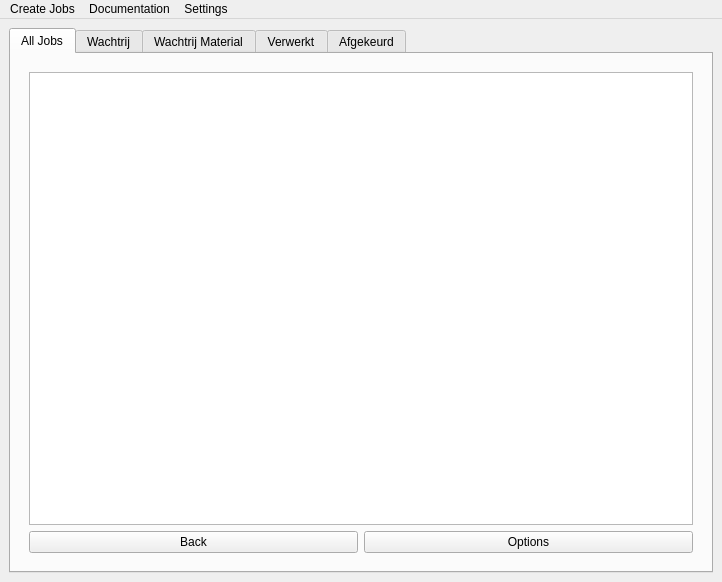
Before: the Qt Designer form laser/ui/laser_main_window.ui in GijsGroote/creator_administrator, drawn with Qt 5.
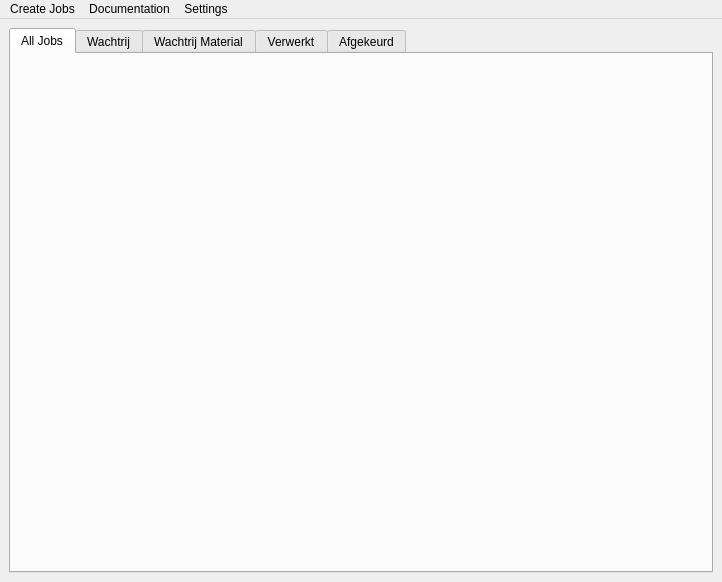
After: the same form once the commit is applied. The open tabs and pages were chosen to show the change. Custom widgets are drawn as their Qt base class.

```diff
--- a/laser/ui/laser_main_window.ui
+++ b/laser/ui/laser_main_window.ui
@@ -67,29 +67,7 @@
              </layout>
             </widget>
             <widget class="QWidget" name="jobPage">
-             <layout class="QVBoxLayout" name="verticalLayout_13">
-              <item>
-               <widget class="JobContentQListWidget" name="allJobContentQListWidget"/>
-              </item>
-              <item>
-               <layout class="QHBoxLayout" name="horizontalLayout_10">
-                <item>
-                 <widget class="BackQPushButton" name="backPushButton">
-                  <property name="text">
-                   <string>Back</string>
-                  </property>
-                 </widget>
-                </item>
-                <item>
-                 <widget class="OptionsQPushButton" name="allJobsOptionsQPushButton">
-                  <property name="text">
-                   <string>Options</string>
-                  </property>
-                 </widget>
-                </item>
-               </layout>
-              </item>
-             </layout>
+             <layout class="QVBoxLayout" name="verticalLayout_13"/>
             </widget>
            </widget>
           </item>
```
Left out of the diff: 3 changed lines with no effect on the pictures.
